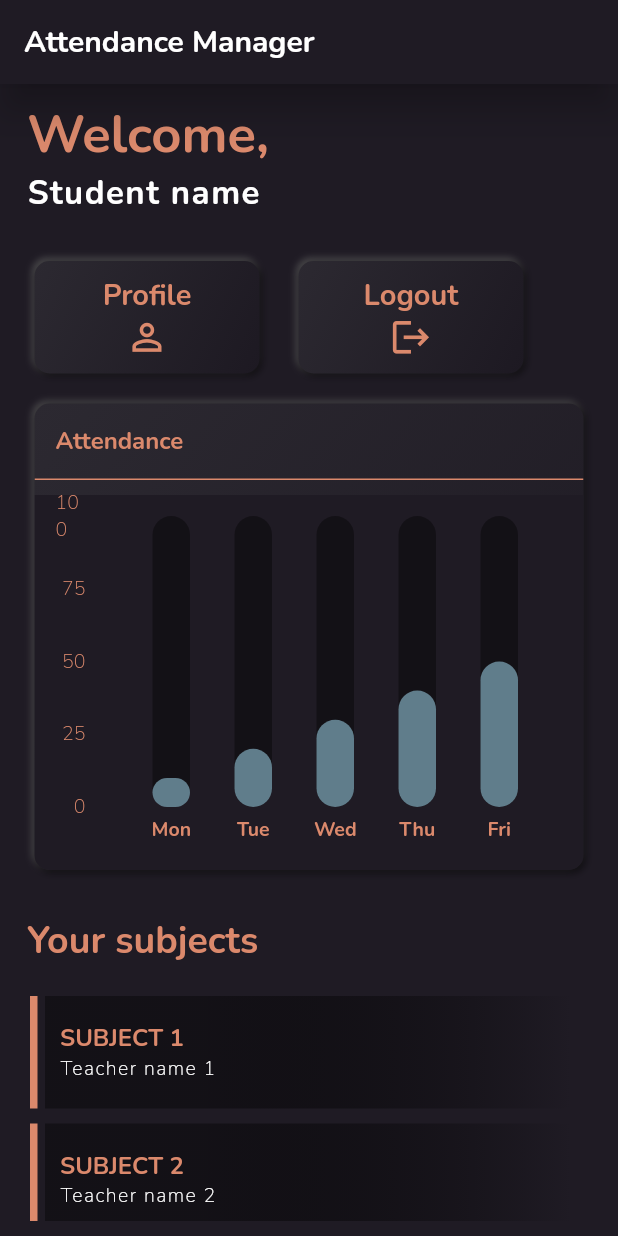
After one commit to Ashwith25/Attendance-Manager, a Flutter app: the StudentHome screen opened directly, on a phone screen of 412 x 824 dp. The commit adds this screen. Run offline on Flutter 3.47's test engine with Material 2 defaults, Android fonts, the phone set to English and light mode, and no system bars; drawn by our look-alikes of fl_chart, flutter_neumorphic; our stand-ins replace flutter_form_builder, flutter_swipe_action_cell, flutter_typeahead, google_fonts, page_transition, simple_animations.

Commit message:
student Home done

```diff
--- /dev/null
+++ b/attendance_manager/lib/Home/studentHome.dart
@@ -0,0 +1,208 @@
+// ignore_for_file: file_names
+import 'package:attendance_manager/Screens/addNewClass.dart';
+import 'package:attendance_manager/Screens/eachClass.dart';
+import 'package:attendance_manager/Screens/profile.dart';
+import 'package:attendance_manager/constants.dart';
+import 'package:attendance_manager/widgets/chart.dart';
+import 'package:attendance_manager/widgets/homeScreenCard.dart';
+import 'package:attendance_manager/widgets/nameCard.dart';
+import 'package:flutter/material.dart';
+import 'package:flutter_neumorphic/flutter_neumorphic.dart';
+
+class StudentHome extends StatefulWidget {
+  const StudentHome({Key? key}) : super(key: key);
+
+  @override
+  _StudentHomeState createState() => _StudentHomeState();
+}
+
+class _StudentHomeState extends State<StudentHome> {
+  @override
+  Widget build(BuildContext context) {
+    Size size = MediaQuery.of(context).size;
+    return SafeArea(
+      child: Scaffold(
+        appBar: AppBar(
+          centerTitle: false,
+          leadingWidth: 0,
+          elevation: 10,
+          leading: Container(
+            width: 0,
+          ),
+          title: const Text(
+            'Attendance Manager',
+            style: TextStyle(
+              color: Colors.white,
+              fontWeight: FontWeight.bold,
+            ),
+          ),
+          foregroundColor: Theme.of(context).primaryColor,
+        ),
+        body: Container(
+          padding: const EdgeInsets.all(10),
+          height: size.height,
+          width: size.width,
+          decoration: BoxDecoration(
+            color: Theme.of(context).primaryColor,
+            // color: Colors.grey,
+            // color: Colors.red
+          ),
+          child: SingleChildScrollView(
+            child: Column(
+              crossAxisAlignment: CrossAxisAlignment.start,
+              children: [
+                Padding(
+                  padding: const EdgeInsets.only(left: 8.0),
+                  child: Text(
+                    "Welcome,",
+                    style: TextStyle(
+                      fontSize: 35,
+                      fontWeight: FontWeight.bold,
+                      color: goldenColor,
+                    ),
+                  ),
+                ),
+                const Padding(
+                  padding: EdgeInsets.only(left: 8.0),
+                  child: Text(
+                    "Student name",
+                    style: TextStyle(
+                      letterSpacing: 1,
+                      fontSize: 22,
+                      fontWeight: FontWeight.bold,
+                      color: Colors.white,
+                    ),
+                  ),
+                ),
+                const SizedBox(
+                  height: 20,
+                ),
+
+                SingleChildScrollView(
+                  physics: const BouncingScrollPhysics(),
+                  scrollDirection: Axis.horizontal,
+                  child: Row(
+                    children: [
+                      GestureDetector(
+                        onTap: () {
+                          Navigator.push(
+                              context,
+                              MaterialPageRoute(
+                                  builder: (context) => const ProfilePage()));
+                        },
+                        child: const HomeScreenCard(
+                          title: "Profile",
+                          // icon: 'assets/profile.png',
+                          icon: Icons.person_outline_outlined,
+                        ),
+                      ),
+                      const HomeScreenCard(
+                          title: "Logout",
+                          // icon: 'assets/logout.png',
+                          icon: Icons.logout),
+                    ],
+                  ),
+                ),
+                // const SizedBox(
+                //   height: 20,
+                // ),
+                Neumorphic(
+                  margin:
+                      const EdgeInsets.symmetric(horizontal: 13, vertical: 10),
+                  style: NeumorphicStyle(
+                      shape: NeumorphicShape.convex,
+                      boxShape: NeumorphicBoxShape.roundRect(
+                          BorderRadius.circular(10)),
+                      depth: 3,
+                      intensity: 0.7,
+                      surfaceIntensity: 0.15,
+                      shadowDarkColor: Colors.black87,
+                      shadowDarkColorEmboss: Colors.black,
+                      shadowLightColor: Colors.grey[700],
+                      lightSource: LightSource.topLeft,
+                      color: Theme.of(context).primaryColor),
+                  child: Column(
+                    crossAxisAlignment: CrossAxisAlignment.start,
+                    children: [
+                      Padding(
+                        padding: const EdgeInsets.all(14),
+                        child: Text(
+                          "Attendance",
+                          style:
+                              Theme.of(context).textTheme.bodyText2!.copyWith(
+                                    fontSize: 16,
+                                    fontWeight: FontWeight.w700,
+                                    color: goldenColor,
+                                  ),
+                        ),
+                      ),
+                      const SizedBox(width: 50),
+                      Container(
+                        height: 1,
+                        width: MediaQuery.of(context).size.width,
+                        color: goldenColor,
+                      ),
+                      const SizedBox(height: 10),
+                      SizedBox(
+                          height: 250,
+                          width: MediaQuery.of(context).size.width,
+                          child: const AttendanceBarChart(
+                            value: [
+                              [0, "10"],
+                              [1, "20"],
+                              [2, "30"],
+                              [3, "40"],
+                              [4, "50"],
+                            ],
+                            interval: 25,
+                            maxValue: 100,
+                            data: ["Mon", "Tue", "Wed", "Thu", "Fri"],
+                            expandValue: 1,
+                          )),
+                    ],
+                  ),
+                ),
+                const SizedBox(
+                  height: 20,
+                ),
+                Padding(
+                  padding: const EdgeInsets.only(left: 8.0),
+                  child: Text(
+                    "Your subjects",
+                    style: TextStyle(
+                      fontSize: 25,
+                      fontWeight: FontWeight.bold,
+                      color: goldenColor,
+                    ),
+                  ),
+                ),
+                const SizedBox(
+                  height: 10,
+                ),
+                for (int i = 0; i < 10; i++)
+                  Padding(
+                    padding: const EdgeInsets.only(left: 10, right: 10),
+                    child: NameCard(
+                      title: "Subject ${i + 1}",
+                      subtitle: "Teacher name ${i + 1}",
+                    ),
+                  )
+                // Container(
+                //     height: size.height * .7,
+                //     width: size.width,
+                //     child: ListView.builder(
+                //         padding:
+                //             EdgeInsets.only(left: 10, right: 10, bottom: 10),
+                //         itemCount: 10,
+                //         itemBuilder: (context, index) => TeacherNameCard(
+                //               className: "Class ${index + 1}",
+                //               studentCount: index + 10,
+                //             )))
+              ],
+            ),
+          ),
+        ),
+      ),
+    );
+  }
+}
--- a/attendance_manager/lib/auth/login.dart
+++ b/attendance_manager/lib/auth/login.dart
@@ -1,3 +1,4 @@
+import 'package:attendance_manager/Home/studentHome.dart';
 import 'package:attendance_manager/Home/teacherHome.dart';
 import 'package:attendance_manager/auth/signup.dart';
 import 'package:flutter/material.dart';
@@ -134,7 +135,7 @@ class _LoginPageState extends State<LoginPage> {
                           Navigator.push(
                               context,
                               MaterialPageRoute(
-                                  builder: (context) => const TeacherHome()));
+                                  builder: (context) => const StudentHome()));
                         }
                       },
                     ),
```
